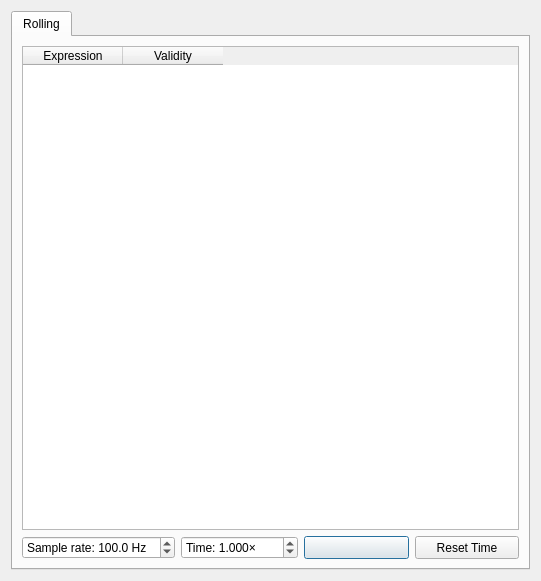
Before: the Qt Designer form manualinputdialog.ui in jirimaier/DataPlotter, drawn with Qt 5.
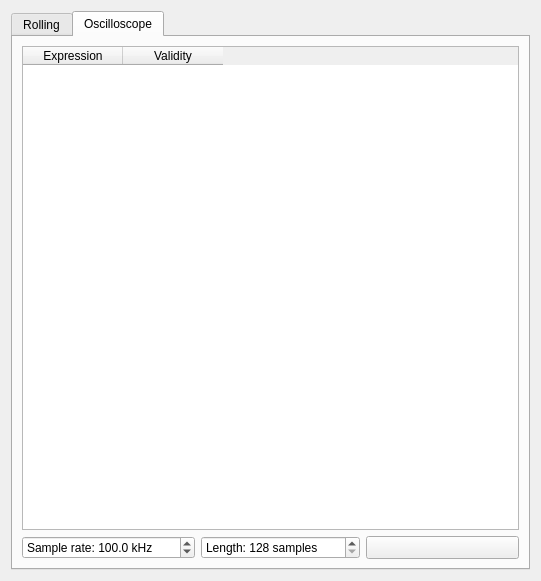
After: the same form once the commit is applied. Icons and pictures are not drawn.

Commit message: Added OSC mode in simulated input

Diff of the .ui file:
```diff
--- a/manualinputdialog.ui
+++ b/manualinputdialog.ui
@@ -17,7 +17,7 @@
    <item>
     <widget class="QTabWidget" name="tabWidget">
      <property name="currentIndex">
-      <number>0</number>
+      <number>1</number>
      </property>
      <widget class="QWidget" name="Rolling">
       <attribute name="title">
@@ -103,6 +103,12 @@
          </item>
          <item>
           <widget class="QDoubleSpinBox" name="doubleSpinBoxTimeScale">
+           <property name="sizePolicy">
+            <sizepolicy hsizetype="Minimum" vsizetype="Preferred">
+             <horstretch>0</horstretch>
+             <verstretch>0</verstretch>
+            </sizepolicy>
+           </property>
            <property name="prefix">
             <string>Time: </string>
            </property>
@@ -183,6 +189,160 @@
        </item>
       </layout>
      </widget>
+     <widget class="QWidget" name="Osc">
+      <attribute name="title">
+       <string>Oscilloscope</string>
+      </attribute>
+      <layout class="QVBoxLayout" name="verticalLayout_2">
+       <item>
+        <widget class="QTableWidget" name="tableWidgetOscSetup">
+         <property name="sizePolicy">
+          <sizepolicy hsizetype="Preferred" vsizetype="Expanding">
+           <horstretch>0</horstretch>
+           <verstretch>0</verstretch>
+          </sizepolicy>
+         </property>
+         <property name="sizeAdjustPolicy">
+          <enum>QAbstractScrollArea::AdjustToContents</enum>
+         </property>
+         <property name="editTriggers">
+          <set>QAbstractItemView::AllEditTriggers</set>
+         </property>
+         <property name="showDropIndicator" stdset="0">
+          <bool>true</bool>
+         </property>
+         <property name="selectionMode">
+          <enum>QAbstractItemView::NoSelection</enum>
+         </property>
+         <property name="selectionBehavior">
+          <enum>QAbstractItemView::SelectRows</enum>
+         </property>
+         <property name="cornerButtonEnabled">
+          <bool>false</bool>
+         </property>
+         <attribute name="horizontalHeaderCascadingSectionResizes">
+          <bool>false</bool>
+         </attribute>
+         <attribute name="horizontalHeaderHighlightSections">
+          <bool>false</bool>
+         </attribute>
+         <attribute name="horizontalHeaderStretchLastSection">
+          <bool>false</bool>
+         </attribute>
+         <column>
+          <property name="text">
+           <string>Expression</string>
+          </property>
+         </column>
+         <column>
+          <property name="text">
+           <string>Validity</string>
+          </property>
+         </column>
+        </widget>
+       </item>
+       <item>
+        <layout class="QHBoxLayout" name="horizontalLayout_3">
+         <item>
+          <widget class="QDoubleSpinBox" name="doubleSpinBoxOscFs">
+           <property name="sizePolicy">
+            <sizepolicy hsizetype="Minimum" vsizetype="Preferred">
+             <horstretch>0</horstretch>
+             <verstretch>0</verstretch>
+            </sizepolicy>
+           </property>
+           <property name="prefix">
+            <string>Sample rate: </string>
+           </property>
+           <property name="suffix">
+            <string> kHz</string>
+           </property>
+           <property name="decimals">
+            <number>1</number>
+           </property>
+           <property name="minimum">
+            <double>1.000000000000000</double>
+           </property>
+           <property name="maximum">
+            <double>1000000.000000000000000</double>
+           </property>
+           <property name="value">
+            <double>100.000000000000000</double>
+           </property>
+          </widget>
+         </item>
+         <item>
+          <widget class="QSpinBox" name="spinBoxOscLen">
+           <property name="sizePolicy">
+            <sizepolicy hsizetype="Minimum" vsizetype="Preferred">
+             <horstretch>0</horstretch>
+             <verstretch>0</verstretch>
+            </sizepolicy>
+           </property>
+           <property name="suffix">
+            <string> samples</string>
+           </property>
+           <property name="prefix">
+            <string>Length: </string>
+           </property>
+           <property name="minimum">
+            <number>128</number>
+           </property>
+           <property name="maximum">
+            <number>1000000</number>
+           </property>
+           <property name="singleStep">
+            <number>128</number>
+           </property>
+          </widget>
+         </item>
+         <item>
+          <widget class="QPushButton" name="pushButtonOsc">
+           <property name="sizePolicy">
+            <sizepolicy hsizetype="Preferred" vsizetype="Preferred">
+             <horstretch>0</horstretch>
+             <verstretch>0</verstretch>
+            </sizepolicy>
+           </property>
+           <property name="minimumSize">
+            <size>
+             <width>0</width>
+             <height>0</height>
+            </size>
+           </property>
+           <property name="maximumSize">
+            <size>
+             <width>16777215</width>
+             <height>16777215</height>
+            </size>
+           </property>
+           <property name="font">
+            <font>
+             <pointsize>8</pointsize>
+            </font>
+           </property>
+           <property name="toolTip">
+            <string>Running (click to pause)</string>
+           </property>
+           <property name="text">
+            <string/>
+           </property>
+           <property name="icon">
+            <iconset resource="resources.qrc">
+             <normaloff>:/images/icons/run.png</normaloff>:/images/icons/run.png</iconset>
+           </property>
+           <property name="iconSize">
+            <size>
+             <width>50</width>
+             <height>25</height>
+            </size>
+           </property>
+          </widget>
+         </item>
+        </layout>
+       </item>
+      </layout>
+     </widget>
     </widget>
    </item>
   </layout>
```
Left out of the diff: 2 changed lines with no effect on the pictures. The commit also changes 2 other files.
